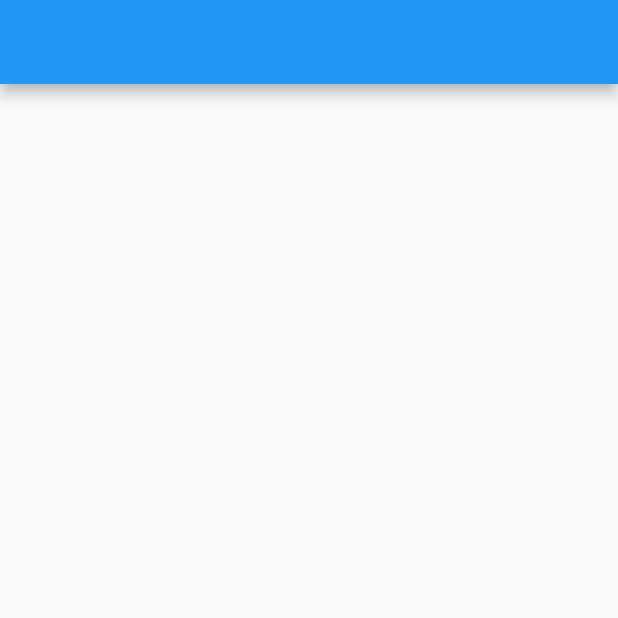
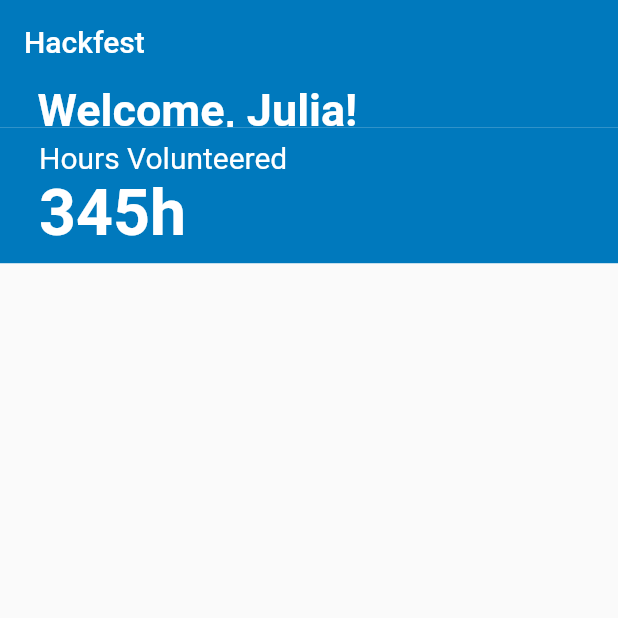
Before and after one commit to bonchons/Hackfest2023, a Flutter app: the screen it shows after launch, on a phone screen of 412 x 824 dp, the top half of it. Run offline on Flutter 3.47's test engine with Material 2 defaults, Android fonts, the phone set to English and light mode, and no system bars; Roboto replaces fonts that are missing (Questrial).

Commit message:
First three texts on profile
Welcome, Julia + Hours volunteered + 345h

```diff
--- a/lib/main.dart
+++ b/lib/main.dart
@@ -1,5 +1,6 @@
 import 'package:flutter/material.dart';
 import 'package:hackfest2023/Opportunities/volOppPage.dart';
+import 'package:hackfest2023/profilePage/profile.dart';
 
 void main() {
   runApp(const MyApp());
@@ -16,7 +17,7 @@
       theme: ThemeData(
         primarySwatch: Colors.blue,
       ),
-      home: const volOppPage(),
+      home: const profile(),
     );
   }
 }
--- /dev/null
+++ b/lib/profilePage/profile.dart
@@ -0,0 +1,94 @@
+import 'package:flutter/material.dart';
+import 'package:flutter/rendering.dart';
+
+class profile extends StatefulWidget {
+  const profile({super.key});
+
+  @override
+  State<profile> createState() => _profileState();
+}
+
+class _profileState extends State<profile> {
+  @override
+  Widget build(BuildContext context) {
+    return Scaffold(
+      appBar: AppBar(
+        title: Text("Hackfest"),
+        backgroundColor: const Color(0xFF0079BD),
+        elevation: 0,
+      ),
+      body: SafeArea(
+        child: Column(
+            crossAxisAlignment: CrossAxisAlignment.start,
+            children: <Widget>[
+              Column(
+                mainAxisAlignment: MainAxisAlignment.start,
+                crossAxisAlignment: CrossAxisAlignment.start,
+                children: [
+                  // --- Welcome text
+                  Container(
+                    color: const Color(0xFF0079BD),
+                    width: 550,
+                    height: MediaQuery.of(context).size.height * 0.035,
+                    child: Row(
+                      children: [
+                        Padding(
+                          padding: const EdgeInsets.only(left: 25.0),
+                          child: Text(
+                            'Welcome, Julia!',
+                            style: TextStyle(
+                              fontSize: 30,
+                              fontWeight: FontWeight.bold,
+                              fontFamily: 'Questrial',
+                              color: Colors.white,
+                            ),
+                          ),
+                        ),
+                      ],
+                    ),
+                  ),
+
+                  // --- Hours Volunteered text
+                  Container(
+                    color: const Color(0xFF0079BD),
+                    width: 550,
+                    height: MediaQuery.of(context).size.height * 0.110,
+                    child: Row(
+                      children: [
+                        Padding(
+                          padding:
+                              const EdgeInsets.only(left: 26.0, bottom: 0.5),
+                          child: Column(
+                            crossAxisAlignment: CrossAxisAlignment.start,
+                            mainAxisAlignment: MainAxisAlignment.center,
+                            children: [
+                              Text(
+                                'Hours Volunteered',
+                                style: TextStyle(
+                                  fontSize: 20,
+                                  fontFamily: 'Questrial',
+                                  color: Colors.white,
+                                ),
+                              ),
+                              Text(
+                                '345h',
+                                style: TextStyle(
+                                  fontSize: 43,
+                                  fontWeight: FontWeight.bold,
+                                  fontFamily: 'Questrial',
+                                  color: Colors.white,
+                                ),
+                              ),
+                            ],
+                          ),
+                        ),
+                      ],
+                    ),
+                  ),
+                ], // stop here
+              )
+            ]),
+      ),
+    );
+  }
+}
```
